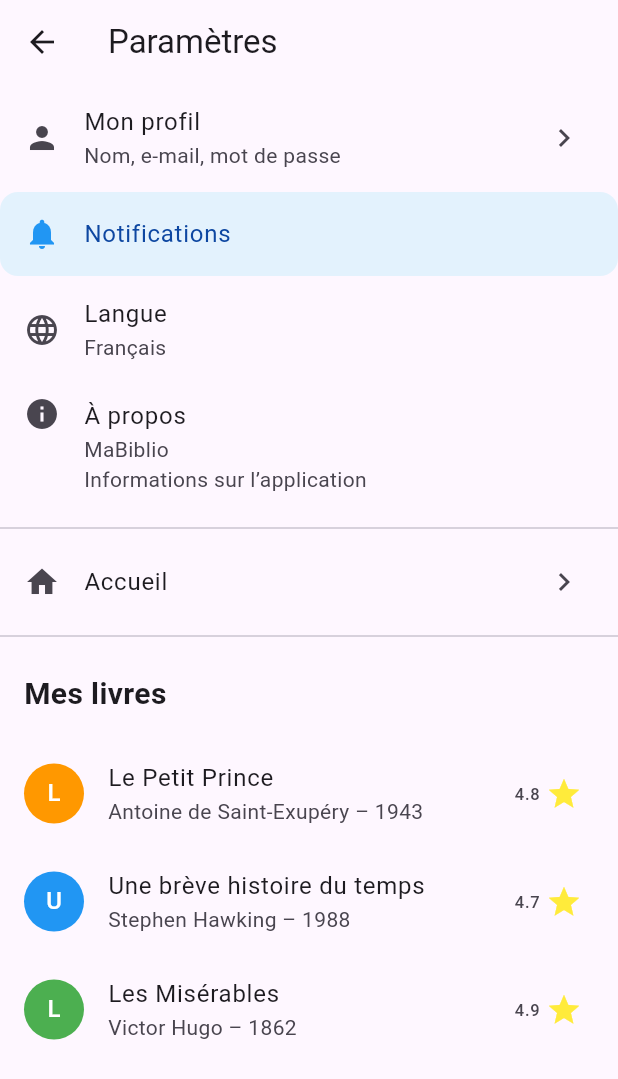
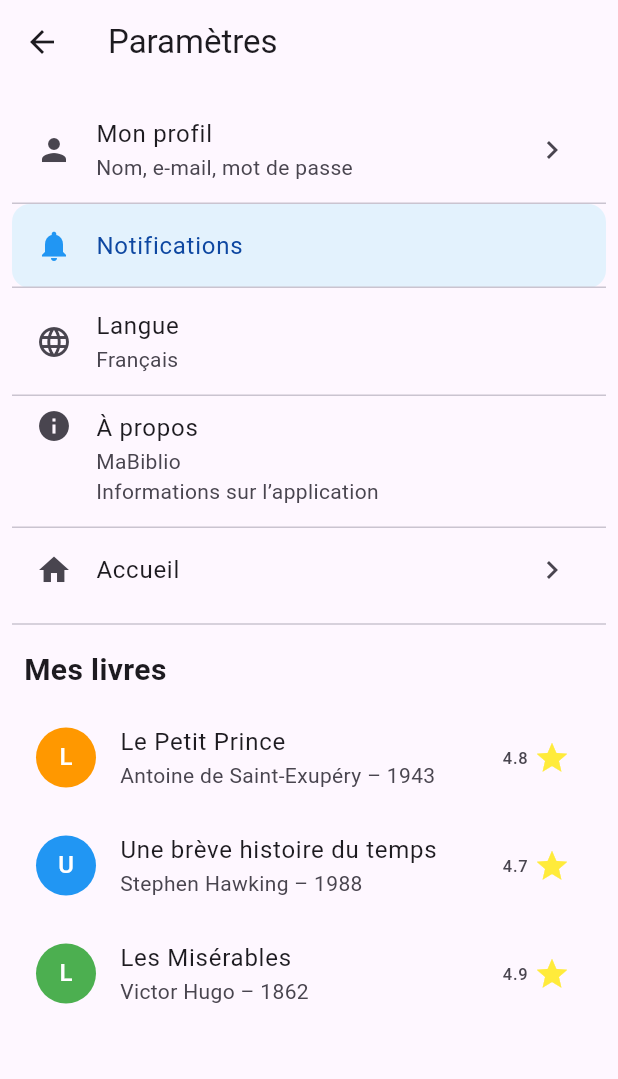
Before and after one commit to eyarhim-dev/cour-flutter, a Flutter app: the screen it shows after launch, after a tap on the "settings" icon, on a phone screen of 412 x 824 dp. Shown: the top 1079 px of the screen. Run offline on Flutter 3.47's test engine with Material 3 defaults, Android fonts, the light colour scheme and no system bars.

Commit message:
Partie 02 : ListView – catalogue, separated et nouveautés

```diff
--- a/ma_biblio/lib/main.dart
+++ b/ma_biblio/lib/main.dart
@@ -1,5 +1,6 @@
 import 'package:flutter/material.dart';
 import 'package:ma_biblio/screens/parametres_screen.dart';
+import 'package:ma_biblio/screens/catalogue_screen.dart';
 
 void main() {
   runApp(const MaBiblioApp());
@@ -39,6 +40,18 @@ class HomePage extends StatelessWidget {
               );
             },
           ),
+          IconButton(
+            icon: const Icon(Icons.menu_book),
+            tooltip: 'Catalogue',
+            onPressed: () {
+              Navigator.push(
+                context,
+                MaterialPageRoute(
+                  builder: (context) => const CatalogueScreen(),
+                ),
+              );
+            },
+          ),
         ],
       ),
       body: const Center(child: Text('Bienvenue dans MaBiblio')),
--- a/ma_biblio/lib/screens/parametres_screen.dart
+++ b/ma_biblio/lib/screens/parametres_screen.dart
@@ -58,19 +58,16 @@ class ParametresScreen extends StatelessWidget {
       ),
     ];
 
-    return Scaffold(
-      appBar: AppBar(title: const Text('Paramètres')),
-      body: ListView(
-        children: [
+    final List<Widget> parametres = [
       ListTile(
         leading: const Icon(Icons.person),
         title: const Text('Mon profil'),
         subtitle: const Text('Nom, e-mail, mot de passe'),
         trailing: const Icon(Icons.chevron_right),
         onTap: () {
-              ScaffoldMessenger.of(context).showSnackBar(
-                const SnackBar(content: Text('Profil sélectionné')),
-              );
+          ScaffoldMessenger.of(
+            context,
+          ).showSnackBar(const SnackBar(content: Text('Profil sélectionné')));
         },
       ),
       ListTile(
@@ -79,22 +76,19 @@ class ParametresScreen extends StatelessWidget {
         tileColor: Colors.blue.shade50,
         iconColor: Colors.blue,
         textColor: Colors.blue.shade900,
-            shape: RoundedRectangleBorder(
-              borderRadius: BorderRadius.circular(12),
-            ),
+        shape: RoundedRectangleBorder(borderRadius: BorderRadius.circular(12)),
       ),
       const ListTile(
         leading: Icon(Icons.language),
         title: Text('Langue'),
         subtitle: Text('Français'),
       ),
-          ListTile(
-            leading: const Icon(Icons.info),
-            title: const Text('À propos'),
-            subtitle: const Text('MaBiblio\nInformations sur l’application'),
+      const ListTile(
+        leading: Icon(Icons.info),
+        title: Text('À propos'),
+        subtitle: Text('MaBiblio\nInformations sur l’application'),
         isThreeLine: true,
       ),
-          const Divider(),
       ListTile(
         leading: const Icon(Icons.home),
         title: const Text('Accueil'),
@@ -103,9 +97,17 @@ class ParametresScreen extends StatelessWidget {
           Navigator.pop(context);
         },
       ),
+    ];
+
+    return Scaffold(
+      appBar: AppBar(title: const Text('Paramètres')),
+      body: ListView(
+        padding: const EdgeInsets.all(8),
+        children: [
+          ...ListTile.divideTiles(context: context, tiles: parametres),
           const Divider(),
           const Padding(
-            padding: EdgeInsets.all(16),
+            padding: EdgeInsets.all(8),
             child: Text(
               'Mes livres',
               style: TextStyle(fontSize: 20, fontWeight: FontWeight.bold),
```
Also changed, not shown: ma_biblio/lib/screens/catalogue_screen.dart (+124 -0 lines), 1 other file. Lines whose indentation alone changed are shown as unchanged.
